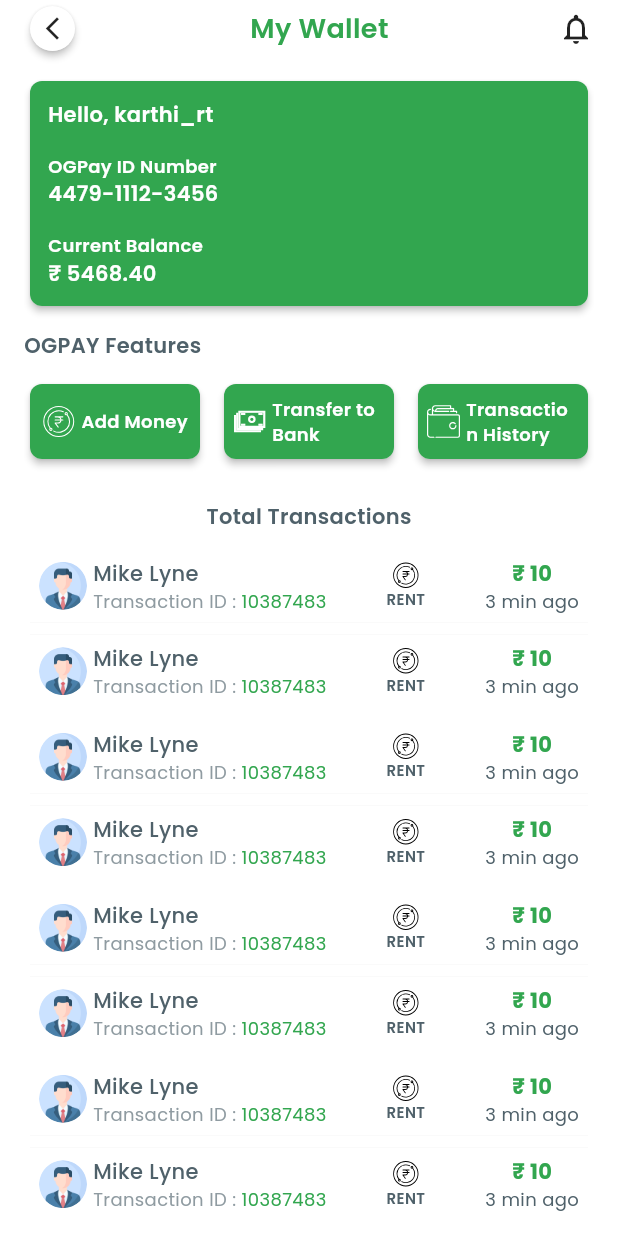
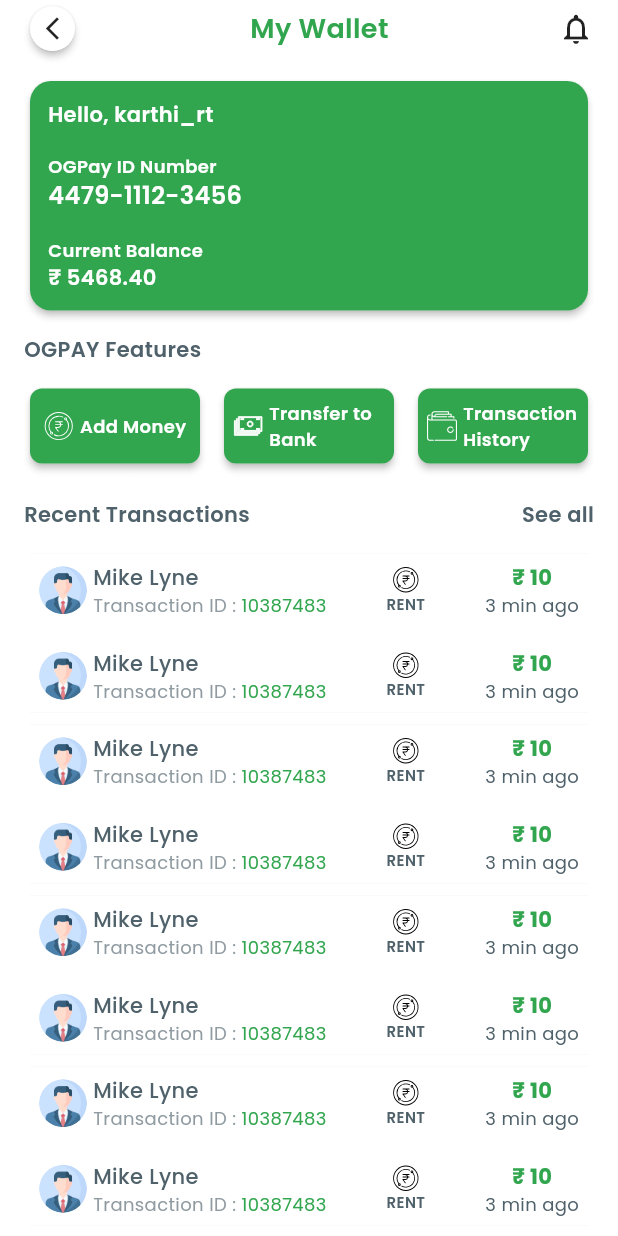
Before and after one commit to karthi-rt/og-pay, a Flutter app: the MyWallet screen opened by its route, on a phone screen of 412 x 824 dp. Run offline on Flutter 3.47's test engine with Material 3 defaults, Android fonts, the phone set to English and light mode, and no system bars; our stand-ins replace carousel_slider, flutter_form_builder, flutter_secure_storage, flutter_svg, flutter_zoom_drawer, get and 1 more; accounts and stored records are empty.

Commit message:
my wallet completed

```diff
--- a/lib/modules/navigation_drawer/my_wallet/views/my_wallet.dart
+++ b/lib/modules/navigation_drawer/my_wallet/views/my_wallet.dart
@@ -51,7 +51,7 @@ class _MyWalletState extends State<MyWallet> {
                 UIHelper.verticalSpaceM,
                 const AppCard(
                   padding: EdgeInsets.all(12.0),
-                  borderRadius: 8,
+                  borderRadius: 14,
                   backgroundColor: c.primary,
                   child: Column(
                     crossAxisAlignment: CrossAxisAlignment.start,
@@ -63,7 +63,7 @@ class _MyWalletState extends State<MyWallet> {
                       ),
                       UIHelper.verticalSpaceL,
                       AppText("OGPay ID Number", color: c.white, fontSize: 12, fontWeight: FontWeight.w600,),
-                      AppText("4479-1112-3456", color: c.white, fontSize: 14, fontWeight: FontWeight.w600,),
+                      AppText("4479-1112-3456", color: c.white, fontSize: 16, fontWeight: FontWeight.w600,),
                       UIHelper.verticalSpaceL,
                       AppText("Current Balance", color: c.white, fontSize: 12, fontWeight: FontWeight.w600,),
                       AppText("₹ 5468.40", color: c.white, fontSize: 14, fontWeight: FontWeight.w600,),
@@ -103,9 +103,15 @@ class _MyWalletState extends State<MyWallet> {
                     )
                   ],
                 ),
-                UIHelper.verticalSpaceXXL,
-                const AppText("Total Transactions", fontSize: 14, fontWeight: FontWeight.w600,),
-                UIHelper.verticalSpaceS,
+                UIHelper.verticalSpaceXL,
+                const Row(
+                  mainAxisAlignment: MainAxisAlignment.spaceBetween,
+                  children: [
+                    AppText("Recent Transactions", fontSize: 14, fontWeight: FontWeight.w600,),
+                    AppText("See all", fontSize: 14, fontWeight: FontWeight.w600,),
+                  ],
+                ),
+                UIHelper.verticalSpaceM,
                 ListView.builder(
                   padding: const EdgeInsets.only(bottom: 30),
                   itemCount: 16,
--- a/lib/modules/widgets/feature_action_card.dart
+++ b/lib/modules/widgets/feature_action_card.dart
@@ -35,7 +35,7 @@ class FeatureActionCard extends StatelessWidget {
           child: Row(
             mainAxisAlignment: MainAxisAlignment.center,
             children: [
-              SvgPicture.asset(iconPath, width: 22, height: 22, color: c.white,),
+              SvgPicture.asset(iconPath, width: 20, height: 20, color: c.white,),
               UIHelper.horizontalSpaceXS,
               Flexible(
                 child: AppText(
--- a/lib/routes/app_routes.dart
+++ b/lib/routes/app_routes.dart
@@ -1,4 +1,5 @@
 import 'package:get/get.dart';
+import 'package:ogpay/modules/bottom_navigation/qr/view/qr_screen.dart';
 import 'package:ogpay/modules/dashboard_menu/views/dashboard_menu.dart';
 import 'package:ogpay/modules/navigation_drawer/my_wallet/views/transfer_to_bank.dart';
 import 'package:ogpay/modules/navigation_drawer/profile/views/account_details.dart';
@@ -24,6 +25,7 @@ class AppRoutes {
   static const myWallet = '/myWallet';
   static const transferToBank = '/transferToBank';
   static const accountDetails = '/accountDetails';
+  static const qr = '/qr';
 
   static final routes = [
     GetPage(
@@ -101,6 +103,14 @@ class AppRoutes {
       transition: Transition.rightToLeftWithFade,
       transitionDuration: const Duration(milliseconds: 400),
     ),
-
+    GetPage(
+      name: qr,
+      page: () => const QRScreen(),
+      /*binding: BindingsBuilder(() {
+        Get.put(OnboardingController());
+      }),*/
+      transition: Transition.rightToLeftWithFade,
+      transitionDuration: const Duration(milliseconds: 400),
+    ),
   ];
 }
```
